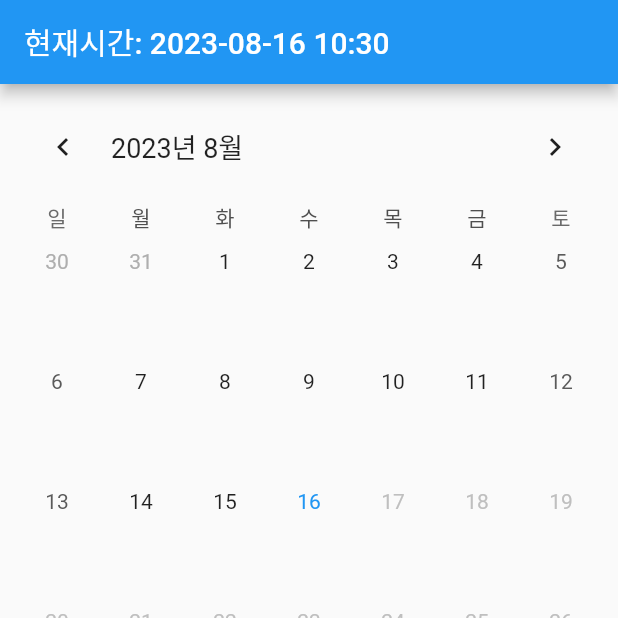
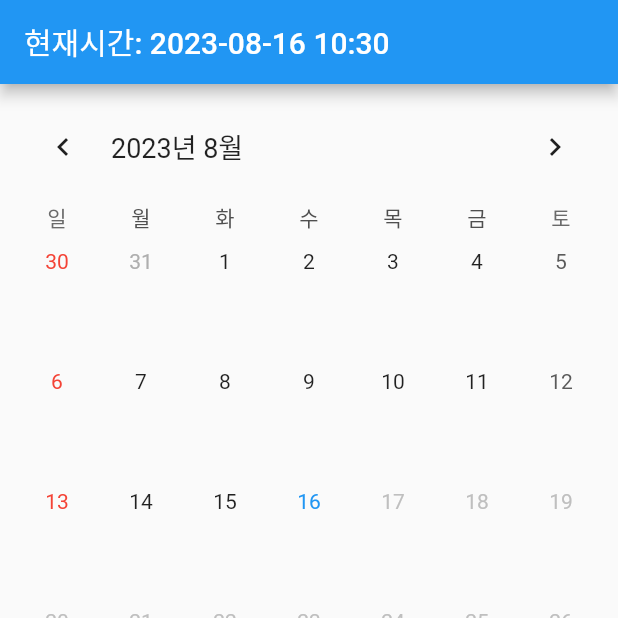
Before and after one commit to Hyeongbok-Jeon/day_condition, a Flutter app: the screen it shows after launch, on a phone screen of 412 x 824 dp, the top half of it. Run offline on Flutter 3.47's test engine with Material 2 defaults, Android fonts, the phone set to English and light mode, and no system bars; drawn by our look-alikes of table_calendar; our stand-ins replace firebase_auth, firebase_core, firebase_database, fl_chart, flutter_colorpicker, flutter_rating_bar; accounts and stored records are empty; network calls fail.

Commit message:
- 휴일 표시

```diff
--- a/lib/canlendar.dart
+++ b/lib/canlendar.dart
@@ -467,9 +467,10 @@ class _CanlendarState extends State<Canlendar> {
   }
 
   bool holidayPredicate (DateTime day, asyncSnapshot) {
-    if (asyncSnapshot.hasData) {
-      // 공공데이터포털 특일 API 휴일 + 일요일
-      return asyncSnapshot.data[DateFormat('yyyyMMdd').format(day)] != null || day.weekday == 7;
+    if (day.weekday == 7) {
+      return true;
+    } else if (asyncSnapshot.hasData) {
+      return asyncSnapshot.data[DateFormat('yyyyMMdd').format(day)] != null;
     } else {
       return false;
     }
```
Also changed, not shown: 1 other file.
